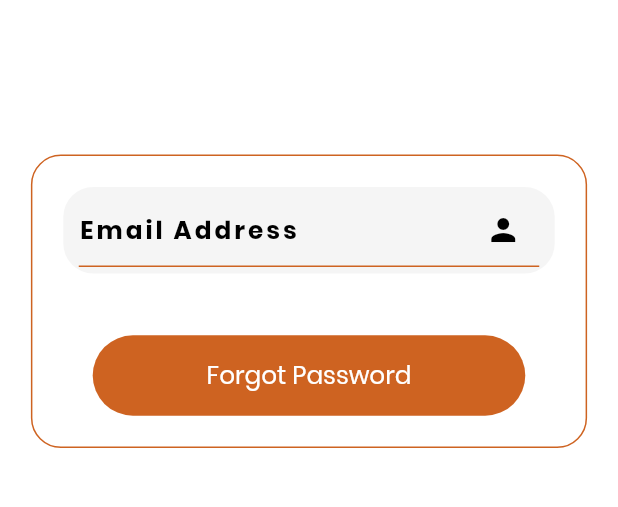
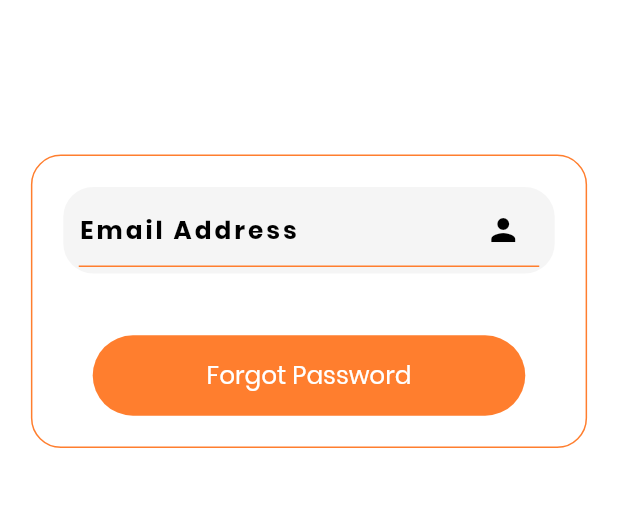
Before and after one commit to Jayfablead/jicksawapp, a Flutter app: the Forgotpwd screen opened directly, on a phone screen of 412 x 824 dp, the part 497-1004 px from its top. Run offline on Flutter 3.47's test engine with Material 2 defaults, Android fonts, the phone set to English and light mode, and no system bars; our stand-ins replace cached_network_image, carousel_slider, connectivity, equatable, flip_card, flutter_colorpicker and 7 more; missing offline and left inert: model_viewer_plus, panara_dialogs, shake; accounts and stored records are empty; network calls fail; project files that could hold a hidden picture were left out.

Commit message:
change 26-05

```diff
--- a/lib/const widget.dart
+++ b/lib/const widget.dart
@@ -7,7 +7,7 @@ import 'package:sizer/sizer.dart';
 const Color bgcolor = Colors.white;
 
 // const Color bgcolor = Color.fromARGB(255, 18, 28, 36);
-const Color primary = Color(0xffce6321);
+const Color primary = Color(0xffff7e2e);
 Color secondary = Colors.grey.withOpacity(0.1);
 
 const Color cCorrect = Color(0xFF538D4E);
```
